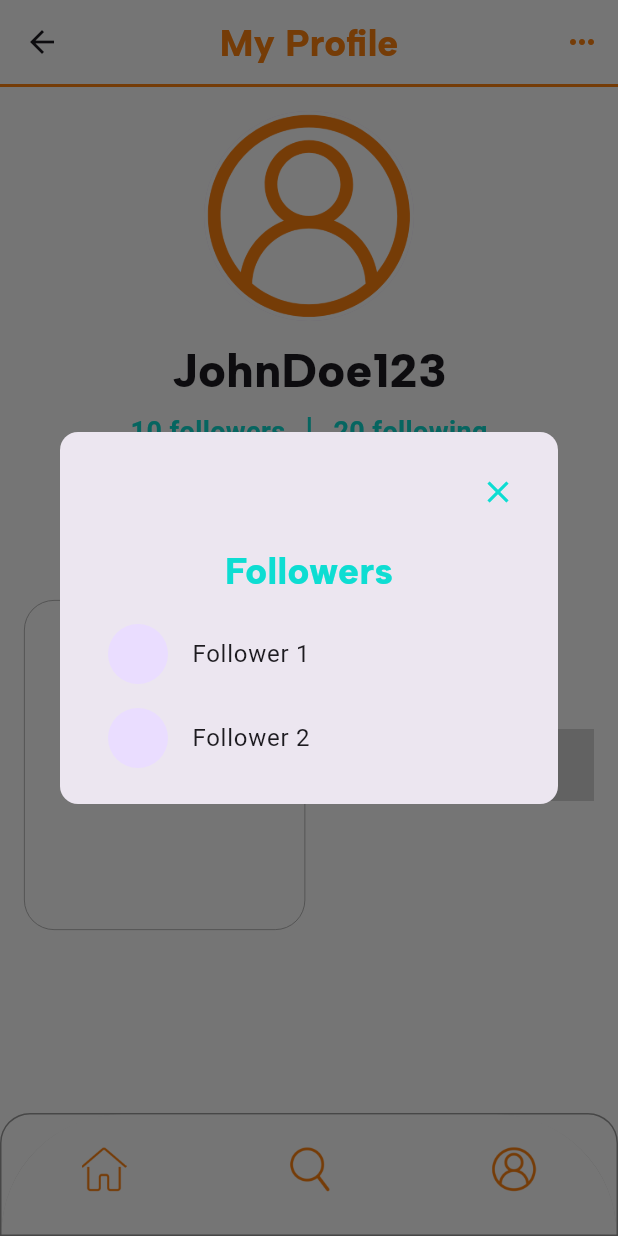
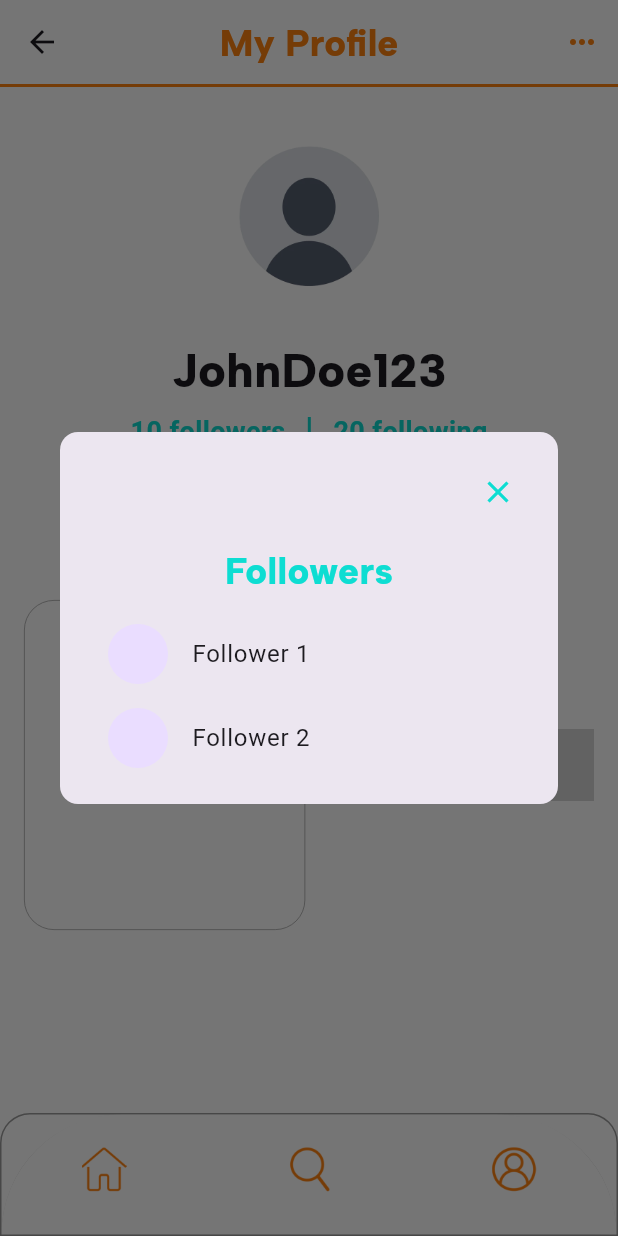
Before and after one commit to buzzaaaaar/recipe-app-mad, a Flutter app: the ProfilePage screen opened directly, after a tap on "10 followers", on a phone screen of 412 x 824 dp. Run offline on Flutter 3.47's test engine with Material 3 defaults, Android fonts, the phone set to English and light mode, and no system bars; missing offline and left inert: flutter_application_2; statements that could not run were skipped.

Commit message:
feat Update ProfilePage.dart

```diff
--- a/project_application_1/lib/pages/ProfilePage.dart
+++ b/project_application_1/lib/pages/ProfilePage.dart
@@ -165,7 +165,9 @@ class _ProfilePageState extends State<ProfilePage> {
                 children: [
                   CircleAvatar(
                     radius: 70,
-                    backgroundImage: AssetImage('images/MyProfileIcon.png'),
+                    backgroundImage: AssetImage('images/ProfileImage.png'),
+                    backgroundColor:
+                        Colors.transparent, // Make background transparent
                   ),
                   SizedBox(height: 10),
                   //user name
```
